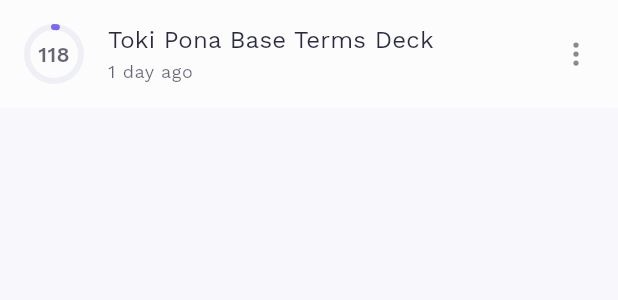
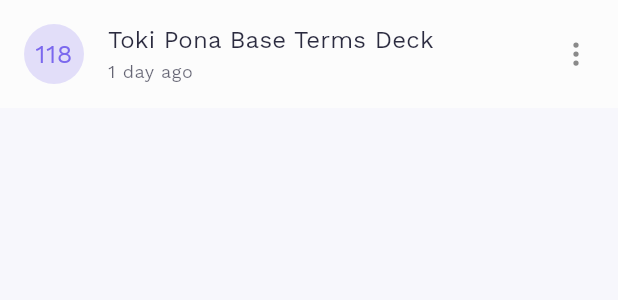
Before and after one commit to cervonwong/sona-flutter, a Flutter app: the DeckListTile widget shown alone on an empty page, opened directly, on a phone screen of 412 x 824 dp. Shown: the top 300 px of the screen. Run offline on Flutter 3.47's test engine with Material 2 defaults, Android fonts, the phone set to English and light mode, and no system bars; drawn by our look-alikes of percent_indicator; our stand-ins replace equatable, fluentui_system_icons.

Commit message:
Feat: Implement third UI overhaul for DeckListTile and DeckListTileBar

```diff
--- a/lib/features/stats/streak/presentation/widgets/deck_list/deck_list_tile.dart
+++ b/lib/features/stats/streak/presentation/widgets/deck_list/deck_list_tile.dart
@@ -18,16 +18,19 @@
  */
 
 import 'package:fluentui_system_icons/fluentui_system_icons.dart';
+import 'package:flutter/foundation.dart';
 import 'package:flutter/material.dart';
-import 'package:percent_indicator/circular_percent_indicator.dart';
 
 import '../../../../../../core/constants/app_colors.dart';
+import '../../../../../../core/constants/app_widget_constants.dart';
 
 class DeckListTile extends StatelessWidget {
   final String title;
   final String dateString;
   final int reviewedCardCount;
   final int dueCardCount;
+  final int _toReviewCardCount;
+  final bool _hasCompletedReview;
 
   const DeckListTile({
     @required this.title,
@@ -40,7 +43,9 @@ class DeckListTile extends StatelessWidget {
         assert(dueCardCount != null),
         assert(reviewedCardCount >= 0),
         assert(dueCardCount >= 0),
-        assert(reviewedCardCount <= dueCardCount);
+        assert(reviewedCardCount <= dueCardCount),
+        _toReviewCardCount = dueCardCount - reviewedCardCount,
+        _hasCompletedReview = reviewedCardCount == dueCardCount;
 
   @override
   Widget build(BuildContext context) {
@@ -62,9 +67,9 @@ class DeckListTile extends StatelessWidget {
                     .withOpacity(kMediumEmphasisOpacity),
               ),
         ),
-        leading: _ReviewProgressIndicator(
-          reviewedCardCount: reviewedCardCount,
-          dueCardCount: dueCardCount,
+        leading: _ReviewIndicator(
+          toReviewCardCount: _toReviewCardCount,
+          hasCompletedReview: _hasCompletedReview,
         ),
         trailing: SizedBox(
           height: 24.0,
@@ -82,40 +87,37 @@ class DeckListTile extends StatelessWidget {
   }
 }
 
-class _ReviewProgressIndicator extends StatelessWidget {
-  final int reviewedCardCount;
-  final int dueCardCount;
+class _ReviewIndicator extends StatelessWidget {
+  final int toReviewCardCount;
+  final bool hasCompletedReview;
 
-  const _ReviewProgressIndicator({
-    @required this.reviewedCardCount,
-    @required this.dueCardCount,
+  const _ReviewIndicator({
+    @required this.toReviewCardCount,
+    @required this.hasCompletedReview,
   });
 
   @override
   Widget build(BuildContext context) {
-    final hasCompletedReview = reviewedCardCount == dueCardCount;
-
-    return CircularPercentIndicator(
-      percent: (reviewedCardCount / dueCardCount),
-      lineWidth: 4.0,
-      radius: 40.0,
-      circularStrokeCap: CircularStrokeCap.round,
-      backgroundColor: kNeutralColor3,
-      progressColor: Theme.of(context).colorScheme.primary,
-      center: hasCompletedReview
+    return Container(
+      height: 40.0,
+      width: 40.0,
+      alignment: Alignment.center,
+      decoration: BoxDecoration(
+        color: Theme.of(context)
+            .colorScheme
+            .primary
+            .withOpacity(hasCompletedReview ? 1.0 : 0.2),
+        borderRadius: BorderRadius.circular(kSmallCornerRadius),
+      ),
+      child: hasCompletedReview
           ? Icon(
-              FluentIcons.checkmark_12_filled,
-              size: 20.0,
-              color: Theme.of(context).colorScheme.primary,
+              FluentIcons.checkmark_24_regular,
+              color: Theme.of(context).colorScheme.onPrimary,
             )
           : Text(
-              '${dueCardCount - reviewedCardCount}',
-              style: Theme.of(context).textTheme.bodyText2.copyWith(
-                    color: Theme.of(context)
-                        .colorScheme
-                        .onSurface
-                        .withOpacity(kMediumEmphasisOpacity),
-                    fontWeight: FontWeight.w600,
+              '$toReviewCardCount',
+              style: Theme.of(context).textTheme.bodyText1.copyWith(
+                    color: Theme.of(context).colorScheme.primary,
                   ),
             ),
     );
```
Also changed, not shown: lib/features/stats/streak/presentation/widgets/deck_list/deck_list_title_bar.dart (+35 -4 lines).
